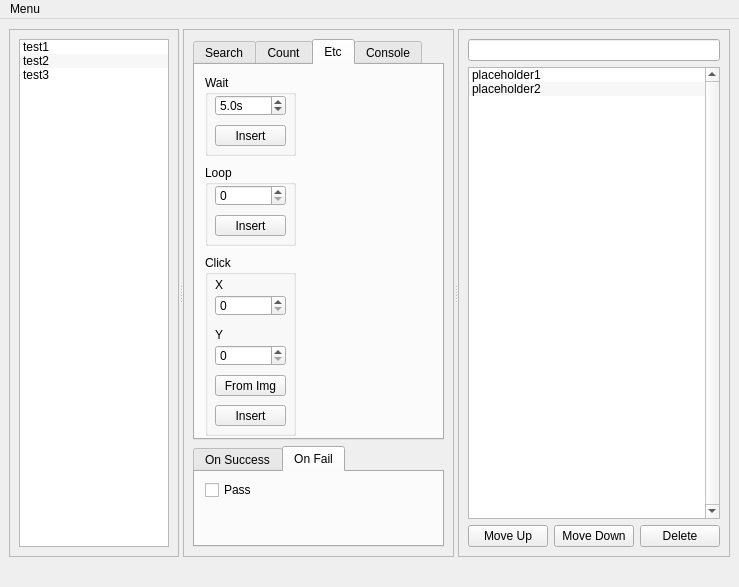
This is Qt_UI/pymacro.ui in jupiterbjy/python-macro-practice as Qt 5 draws it before an edit. The edited form follows.
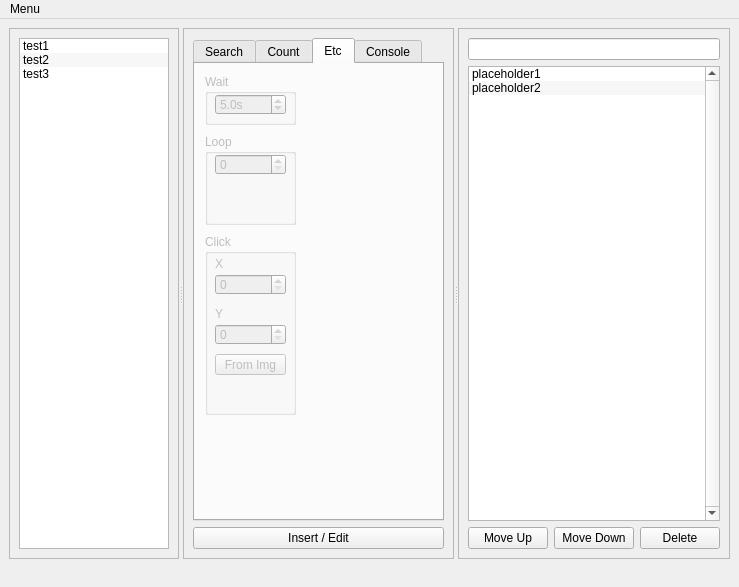
This is the edited form. The open tabs and pages were chosen to show the change.

Commit message: Even more UI works, temporary commit due to Timeout.

What changed in the file:
```diff
--- a/Qt_UI/pymacro.ui
+++ b/Qt_UI/pymacro.ui
@@ -36,7 +36,7 @@
     <item row="0" column="0">
      <widget class="QSplitter" name="splitter">
       <property name="sizePolicy">
-       <sizepolicy hsizetype="Fixed" vsizetype="Fixed">
+       <sizepolicy hsizetype="Fixed" vsizetype="Expanding">
         <horstretch>1</horstretch>
         <verstretch>0</verstretch>
        </sizepolicy>
@@ -135,65 +135,10 @@
         <enum>QFrame::Raised</enum>
        </property>
        <layout class="QGridLayout" name="gridLayout_3">
-        <item row="1" column="0">
-         <widget class="QTabWidget" name="tabWidget_2">
-          <property name="sizePolicy">
-           <sizepolicy hsizetype="Fixed" vsizetype="Fixed">
-            <horstretch>0</horstretch>
-            <verstretch>0</verstretch>
-           </sizepolicy>
-          </property>
-          <property name="minimumSize">
-           <size>
-            <width>251</width>
-            <height>101</height>
-           </size>
-          </property>
-          <property name="currentIndex">
-           <number>1</number>
-          </property>
-          <widget class="QWidget" name="onSuccessTab">
-           <attribute name="title">
-            <string>On Success</string>
-           </attribute>
-           <widget class="QCheckBox" name="successPassCheck">
-            <property name="geometry">
-             <rect>
-              <x>10</x>
-              <y>10</y>
-              <width>81</width>
-              <height>16</height>
-             </rect>
-            </property>
-            <property name="text">
-             <string>Pass</string>
-            </property>
-           </widget>
-          </widget>
-          <widget class="QWidget" name="onFailTab">
-           <attribute name="title">
-            <string>On Fail</string>
-           </attribute>
-           <widget class="QCheckBox" name="failPassCheck">
-            <property name="geometry">
-             <rect>
-              <x>10</x>
-              <y>10</y>
-              <width>81</width>
-              <height>16</height>
-             </rect>
-            </property>
-            <property name="text">
-             <string>Pass</string>
-            </property>
-           </widget>
-          </widget>
-         </widget>
-        </item>
         <item row="0" column="0">
          <widget class="QTabWidget" name="tabWidget">
           <property name="sizePolicy">
-           <sizepolicy hsizetype="Fixed" vsizetype="Fixed">
+           <sizepolicy hsizetype="Preferred" vsizetype="Preferred">
             <horstretch>0</horstretch>
             <verstretch>0</verstretch>
            </sizepolicy>
@@ -211,32 +156,6 @@
            <attribute name="title">
             <string>Search</string>
            </attribute>
-           <widget class="QPushButton" name="searchInsert">
-            <property name="geometry">
-             <rect>
-              <x>170</x>
-              <y>340</y>
-              <width>61</width>
-              <height>21</height>
-             </rect>
-            </property>
-            <property name="text">
-             <string>Insert</string>
-            </property>
-           </widget>
-           <widget class="QCheckBox" name="clickTargetCheck">
-            <property name="geometry">
-             <rect>
-              <x>10</x>
-              <y>340</y>
-              <width>101</width>
-              <height>20</height>
-             </rect>
-            </property>
-            <property name="text">
-             <string>Click Target</string>
-            </property>
-           </widget>
            <widget class="QLabel" name="searchImgLabel">
             <property name="geometry">
              <rect>
@@ -543,18 +462,24 @@
              <string>Insert</string>
             </property>
            </widget>
-           <widget class="QGroupBox" name="groupBox_3">
+           <widget class="QGroupBox" name="waitGroup">
+            <property name="enabled">
+             <bool>false</bool>
+            </property>
             <property name="geometry">
              <rect>
               <x>10</x>
               <y>10</y>
               <width>91</width>
-              <height>81</height>
+              <height>51</height>
              </rect>
             </property>
             <property name="title">
              <string>Wait</string>
             </property>
+            <property name="checkable">
+             <bool>false</bool>
+            </property>
             <widget class="QDoubleSpinBox" name="waitSpin">
              <property name="geometry">
               <rect>
@@ -580,27 +505,17 @@
               <double>5.000000000000000</double>
              </property>
             </widget>
-            <widget class="QPushButton" name="waitInsert">
-             <property name="geometry">
-              <rect>
-               <x>10</x>
-               <y>50</y>
-               <width>71</width>
-               <height>21</height>
-              </rect>
-             </property>
-             <property name="text">
-              <string>Insert</string>
-             </property>
-            </widget>
            </widget>
-           <widget class="QGroupBox" name="groupBox_4">
+           <widget class="QGroupBox" name="loopGroup">
+            <property name="enabled">
+             <bool>false</bool>
+            </property>
             <property name="geometry">
              <rect>
               <x>10</x>
-              <y>100</y>
+              <y>70</y>
               <width>91</width>
-              <height>81</height>
+              <height>91</height>
              </rect>
             </property>
             <property name="title">
@@ -616,25 +531,15 @@
               </rect>
              </property>
             </widget>
-            <widget class="QPushButton" name="LoopInsert">
-             <property name="geometry">
-              <rect>
-               <x>10</x>
-               <y>50</y>
-               <width>71</width>
-               <height>21</height>
-              </rect>
-             </property>
-             <property name="text">
-              <string>Insert</string>
-             </property>
-            </widget>
            </widget>
-           <widget class="QGroupBox" name="groupBox_5">
+           <widget class="QGroupBox" name="clickGroup_2">
+            <property name="enabled">
+             <bool>false</bool>
+            </property>
             <property name="geometry">
              <rect>
               <x>10</x>
-              <y>190</y>
+              <y>170</y>
               <width>91</width>
               <height>181</height>
              </rect>
@@ -652,19 +557,6 @@
               </rect>
              </property>
             </widget>
-            <widget class="QPushButton" name="clickInsert">
-             <property name="geometry">
-              <rect>
-               <x>10</x>
-               <y>150</y>
-               <width>71</width>
-               <height>21</height>
-              </rect>
-             </property>
-             <property name="text">
-              <string>Insert</string>
-             </property>
-            </widget>
             <widget class="QLabel" name="label_5">
              <property name="geometry">
               <rect>
@@ -723,6 +615,19 @@
           </widget>
          </widget>
         </item>
+        <item row="1" column="0">
+         <widget class="QPushButton" name="searchInsert">
+          <property name="sizePolicy">
+           <sizepolicy hsizetype="Preferred" vsizetype="Fixed">
+            <horstretch>0</horstretch>
+            <verstretch>0</verstretch>
+           </sizepolicy>
+          </property>
+          <property name="text">
+           <string>Insert / Edit</string>
+          </property>
+         </widget>
+        </item>
        </layout>
       </widget>
       <widget class="QFrame" name="frame">
```
Left out of the diff: 62 changed lines with no effect on the pictures. The commit also changes 4 other files.
